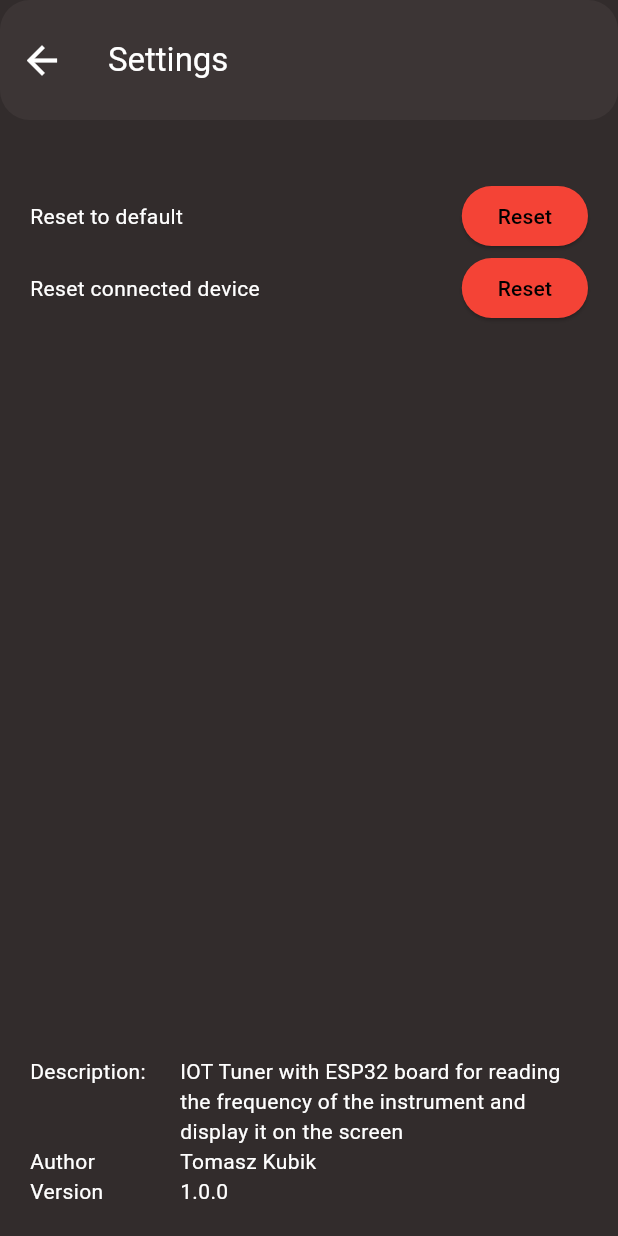
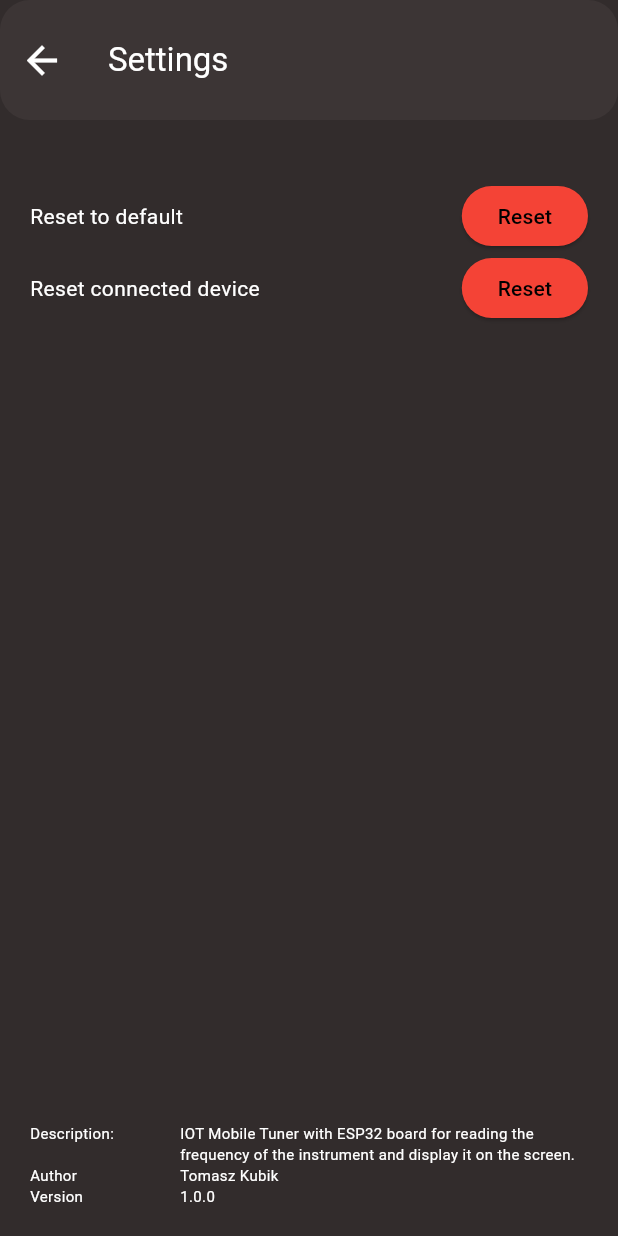
Before and after one commit to TomaszKK/music_tuner_app, a Flutter app: the SettingsPage screen opened directly, on a phone screen of 412 x 824 dp. Run offline on Flutter 3.47's test engine with Material 3 defaults, Android fonts, the phone set to English and light mode, and no system bars; our stand-ins replace flutter_blue_plus, flutter_native_splash, flutter_svg, loading_animation_widget, permission_handler, platform and 2 more; missing offline and left inert: bluetooth_enable_fork, wheel_picker; accounts and stored records are empty; Roboto replaces fonts that are missing (Poppins).

Commit message:
Test setting fix - release v.1.0.0

```diff
--- a/lib/screens/SettingsPage.dart
+++ b/lib/screens/SettingsPage.dart
@@ -140,7 +140,7 @@ class _SettingsPageState extends State<SettingsPage> {
         mainAxisAlignment: MainAxisAlignment.spaceBetween,
         crossAxisAlignment: CrossAxisAlignment.start,
         children: <Widget>[
-          _buildVersionRow("Description:","IOT Tuner with ESP32 board for reading the frequency of the instrument and display it on the screen"),
+          _buildVersionRow("Description:","IOT Mobile Tuner with ESP32 board for reading the frequency of the instrument and display it on the screen."),
           _buildVersionRow("Author", "Tomasz Kubik"),
           _buildVersionRow("Version", "1.0.0"),
         ],
@@ -159,6 +159,7 @@ class _SettingsPageState extends State<SettingsPage> {
             style: TextStyle(
               color: Theme.of(context).colorScheme.onPrimaryContainer,
               fontFamily: 'Poppins',
+              fontSize: 10
             ),
           ),
         ),
@@ -169,6 +170,7 @@ class _SettingsPageState extends State<SettingsPage> {
             style: TextStyle(
               color: Theme.of(context).colorScheme.onPrimaryContainer,
               fontFamily: 'Poppins',
+              fontSize: 10
             ),
             softWrap: true,
             overflow: TextOverflow.visible,
```
Also changed, not shown: 1 other file.
